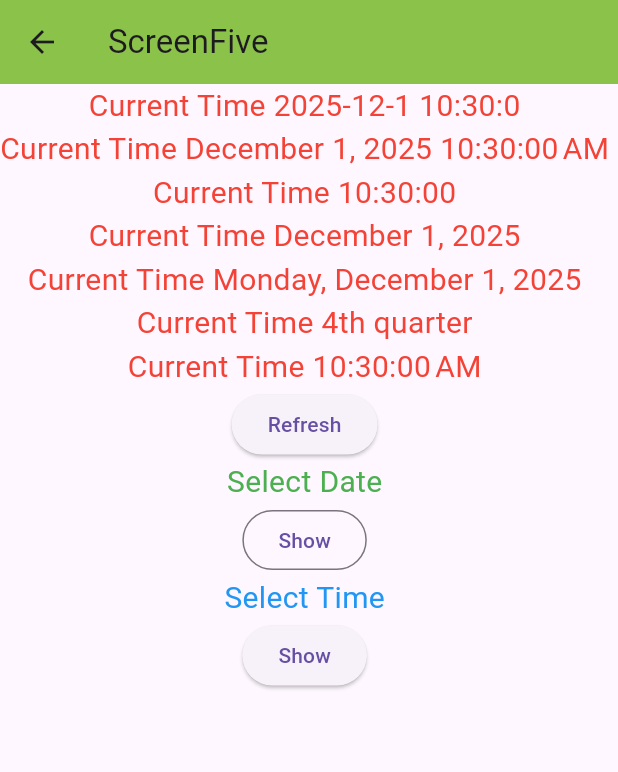
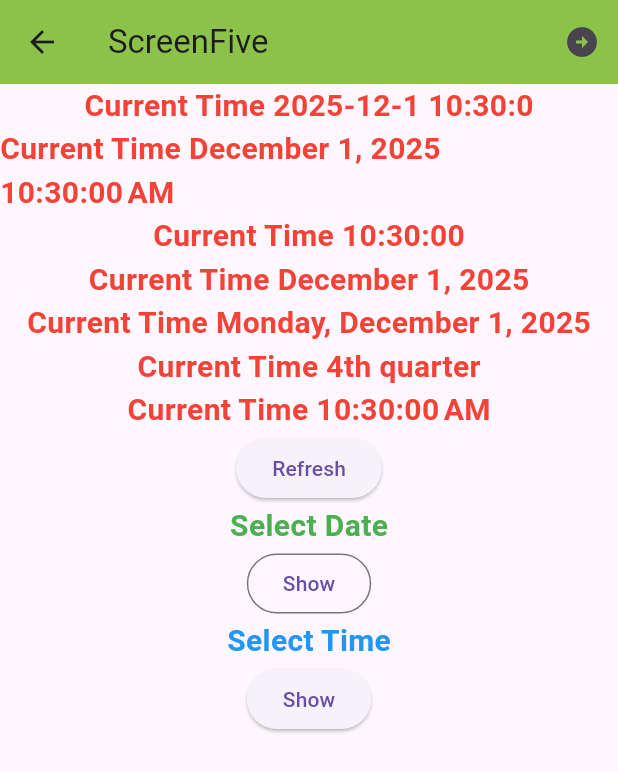
Before and after one commit to FAHIMSHAKIL102/flutter_wscube_practice, a Flutter app: the Homescreen screen opened directly, after a tap on "ScreenFive", on a phone screen of 412 x 824 dp. Shown: the top 772 px of the screen. Run offline on Flutter 3.47's test engine with Material 3 defaults, Android fonts, the phone set to English and light mode, and no system bars; network calls fail.

Commit message:
minor_change

```diff
--- a/lib/component/mytext.dart
+++ b/lib/component/mytext.dart
@@ -19,7 +19,7 @@ TextStyle myTextstyle16({Color blueColor = Colors.blue}) {
 TextStyle myTextstyle20({Color redColor = Colors.red}) {
   return TextStyle(
     fontSize: 20,
-    fontWeight: FontWeight.normal,
+    fontWeight: FontWeight.bold,
     color: redColor,
   );
 }
--- a/lib/homescreen.dart
+++ b/lib/homescreen.dart
@@ -1,6 +1,8 @@
 import 'package:flutter/material.dart';
+import 'package:flutter_wscube_practice/component/mytext.dart';
 import 'package:flutter_wscube_practice/screenfive.dart';
 import 'package:flutter_wscube_practice/screenfour.dart';
+import 'package:flutter_wscube_practice/screensix.dart';
 import 'package:flutter_wscube_practice/screenthree.dart';
 import 'package:flutter_wscube_practice/screentwo.dart';
 
@@ -125,15 +127,15 @@ class _HomescreenState extends State<Homescreen> {
                 ),
               ),
             ),
-            TextButton(
+            Card(
+              elevation: 7,
+              child: TextButton(
                 onPressed: () {
                   Navigator.push(
                     context,
                     MaterialPageRoute(builder: (context) => Screenthree()),
                   );
                 },
-              child: Card(
-                elevation: 7,
                 child: Text(
                   'ScreenThree',
                   style: TextStyle(
@@ -145,17 +147,17 @@ class _HomescreenState extends State<Homescreen> {
                 ),
               ),
             ),
-            TextButton(
+            Card(
+              elevation: 7,
+              child: TextButton(
                 onPressed: () {
                   Navigator.push(
                     context,
                     MaterialPageRoute(builder: (context) => Screenfour()),
                   );
                 },
-              child: Card(
-                elevation: 7,
                 child: Text(
-                  'ScreenFour',
+                  'ScreenFour ',
                   style: TextStyle(
                     fontSize: 20,
                     fontStyle: FontStyle.italic,
@@ -176,7 +178,7 @@ class _HomescreenState extends State<Homescreen> {
                   );
                 },
                 child: Text(
-                  'ScreenFive',
+                  'ScreenFive ',
                   style: TextStyle(
                     fontSize: 20,
                     fontStyle: FontStyle.italic,
@@ -186,7 +188,22 @@ class _HomescreenState extends State<Homescreen> {
                 ),
               ),
             ),
-            SizedBox(height: 10),
+            Card(
+              elevation: 7,
+              child: TextButton(
+                onPressed: () {
+                  Navigator.push(
+                    context,
+                    MaterialPageRoute(builder: (context) => Screensix()),
+                  );
+                },
+                child: Text(
+                  'ScreenSix  ',
+                  style: myTextstyle20(redColor: Colors.green),
+                ),
+              ),
+            ),
+            SizedBox(height: 25),
             Container(
               height: 35,
               width: 150,
--- a/lib/screenfive.dart
+++ b/lib/screenfive.dart
@@ -1,5 +1,6 @@
 import 'package:flutter/material.dart';
 import 'package:flutter_wscube_practice/component/mytext.dart';
+import 'package:flutter_wscube_practice/screensix.dart';
 import 'package:intl/intl.dart';
 
 class Screenfive extends StatefulWidget {
@@ -14,7 +15,21 @@ class _ScreenfiveState extends State<Screenfive> {
   Widget build(BuildContext context) {
     var time = DateTime.now();
     return Scaffold(
-      appBar: AppBar(title: Text('ScreenFive'),backgroundColor: Colors.lightGreen,),
+      appBar: AppBar(
+        title: Text('ScreenFive'),
+        backgroundColor: Colors.lightGreen,
+        actions: [
+          IconButton(
+            onPressed: () {
+              Navigator.push(
+                context,
+                MaterialPageRoute(builder: (context) => Screensix()),
+              );
+            },
+            icon: Icon(Icons.arrow_circle_right),
+          ),
+        ],
+      ),
       body: Column(
         children: [
           Text(
```
Also changed, not shown: lib/screensix.dart (added, +17 -0 lines). Lines whose indentation alone changed are shown as unchanged.
